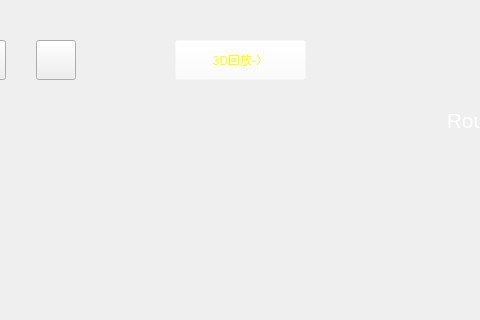
The window that lib/human/part_replayer.ui (woinck/DS15-dev) describes before a commit, drawn with Qt 5; both pictures show x 194 to 674 and y 0 to 320 of the 1024 by 768 pixel window.
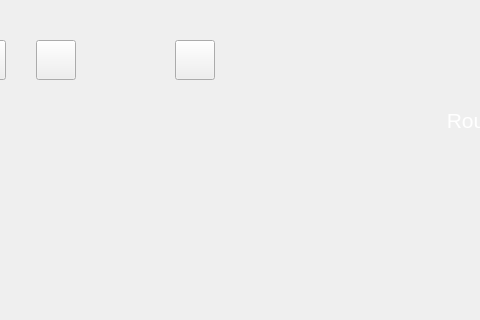
The same window after the commit. Icons and pictures are not drawn.

What changed in the file:
```diff
--- a/lib/human/part_replayer.ui
+++ b/lib/human/part_replayer.ui
@@ -597,17 +597,18 @@
     <rect>
      <x>369</x>
      <y>40</y>
-     <width>131</width>
+     <width>40</width>
      <height>40</height>
     </rect>
    </property>
    <property name="styleSheet">
-    <string notr="true">background-color: rgba(255, 255, 255, 0);
-color: rgb(255, 255, 0);
-font: 75 20pt &quot;黑体&quot;;</string>
+    <string notr="true">QPushButton{
+border-image: url(:/threeD1.png);}
+QPushButton:hover{
+	border-image: url(:/threeD0.png);}</string>
    </property>
    <property name="text">
-    <string>3D回放-〉</string>
+    <string/>
    </property>
   </widget>
  </widget>
```
Left out of the diff: 7 changed lines with no effect on the pictures.
